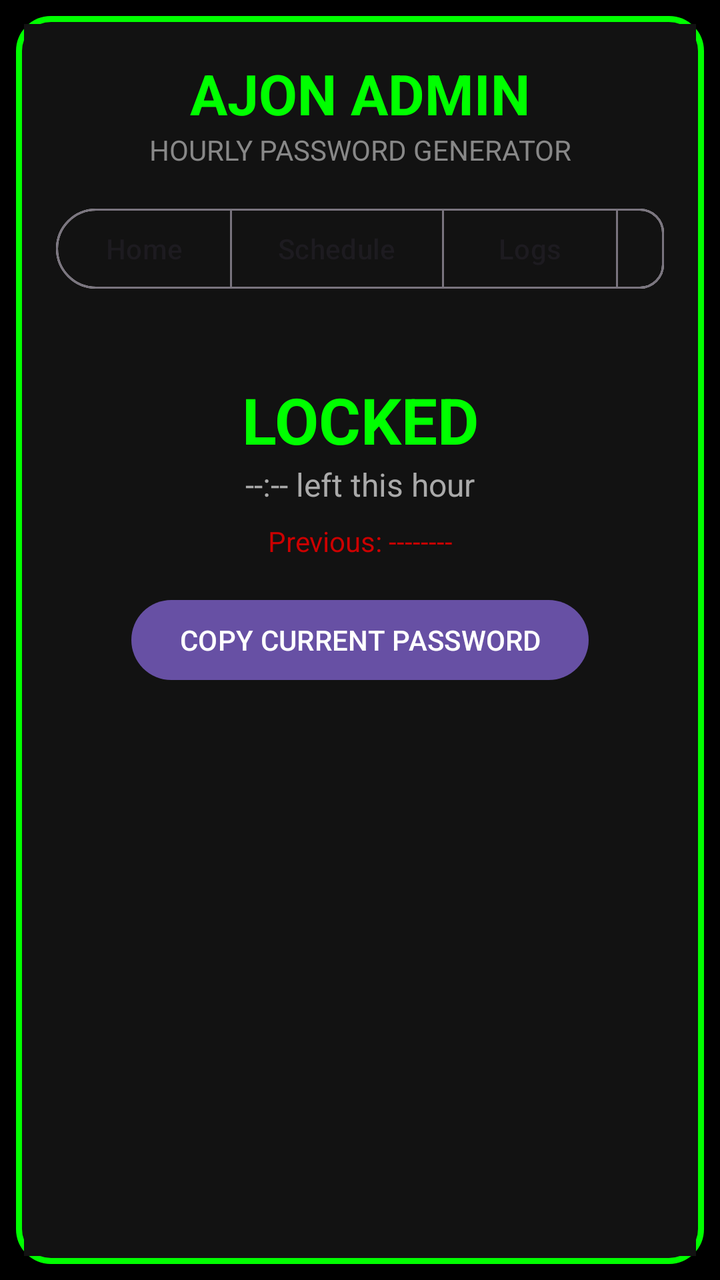
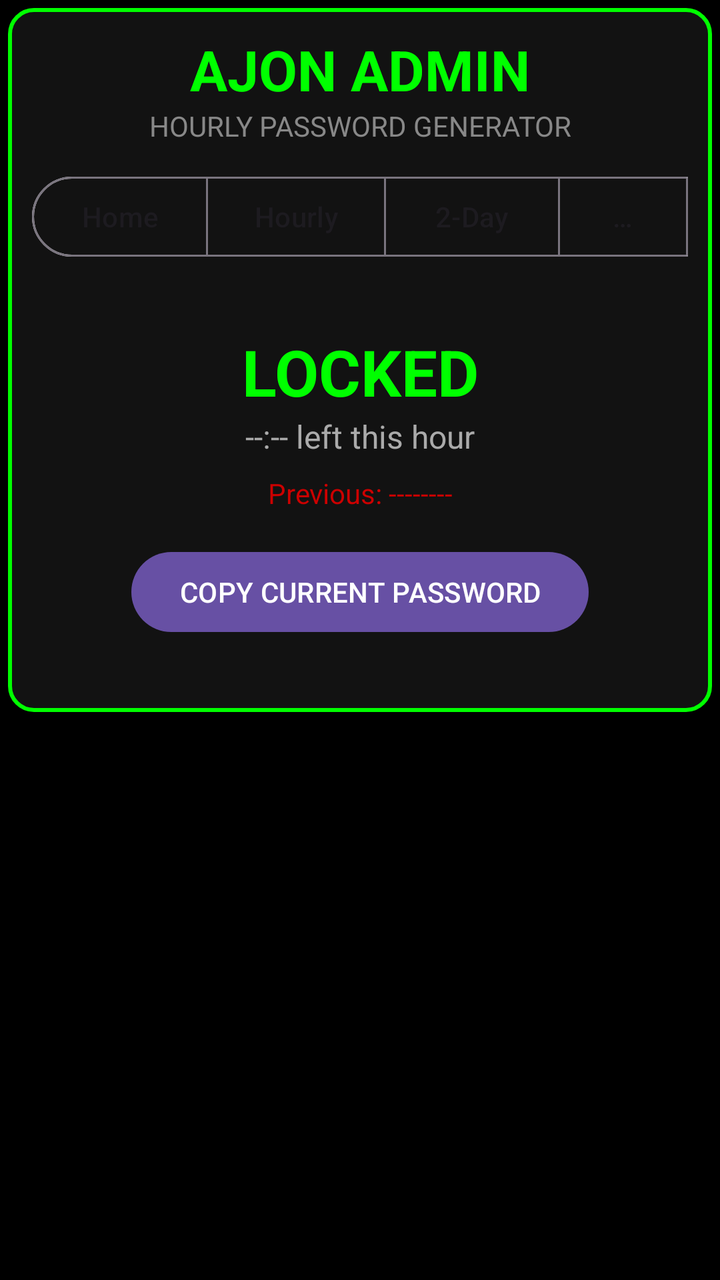

The first picture is an Android layout as it rendered before a commit; the second is the same layout after the commit. The layout source and the unified diff follow.
<!-- AndroidManifest.xml: application theme Theme.Material3.DayNight.NoActionBar -->
<!-- res/layout/activity_main.xml -->
<?xml version="1.0" encoding="utf-8"?>
<FrameLayout xmlns:android="http://schemas.android.com/apk/res/android"
    xmlns:app="http://schemas.android.com/apk/res-auto"
    android:layout_width="match_parent"
    android:layout_height="match_parent"
    android:background="#000000"
    android:padding="8dp">

    <LinearLayout
        android:layout_width="match_parent"
        android:layout_height="match_parent"
        android:background="@drawable/neon_border"
        android:padding="4dp">

        <ScrollView
            android:layout_width="match_parent"
            android:layout_height="match_parent"
            android:background="#121212"
            android:fillViewport="true">

            <LinearLayout
                android:layout_width="match_parent"
                android:layout_height="wrap_content"
                android:orientation="vertical"
                android:padding="16dp">

                
                <TextView
                    android:layout_width="match_parent"
                    android:layout_height="wrap_content"
                    android:text="AJON ADMIN"
                    android:textColor="#00FF00"
                    android:textSize="28sp"
                    android:textStyle="bold"
                    android:gravity="center" />

                <TextView
                    android:layout_width="match_parent"
                    android:layout_height="wrap_content"
                    android:text="HOURLY PASSWORD GENERATOR"
                    android:textColor="#888888"
                    android:textSize="14sp"
                    android:gravity="center"
                    android:layout_marginBottom="16dp" />

                
                <com.google.android.material.button.MaterialButtonToggleGroup
                    android:id="@+id/toggleGroup"
                    android:layout_width="match_parent"
                    android:layout_height="wrap_content"
                    android:layout_marginBottom="16dp"
                    app:singleSelection="true"
                    app:selectionRequired="true">

                    <Button
                        android:id="@+id/btnTabHome"
                        style="?attr/materialButtonOutlinedStyle"
                        android:layout_width="wrap_content"
                        android:layout_height="wrap_content"
                        android:text="Home" />

                    <Button
                        android:id="@+id/btnTabSchedule"
                        style="?attr/materialButtonOutlinedStyle"
                        android:layout_width="wrap_content"
                        android:layout_height="wrap_content"
                        android:text="Schedule" />

                    <Button
                        android:id="@+id/btnTabLogs"
                        style="?attr/materialButtonOutlinedStyle"
                        android:layout_width="wrap_content"
                        android:layout_height="wrap_content"
                        android:text="Logs" />

                    <Button
                        android:id="@+id/btnTabAdmin"
                        style="?attr/materialButtonOutlinedStyle"
                        android:layout_width="wrap_content"
                        android:layout_height="wrap_content"
                        android:text="Admin" />
                </com.google.android.material.button.MaterialButtonToggleGroup>

                
                <LinearLayout
                    android:id="@+id/llHomeContent"
                    android:layout_width="match_parent"
                    android:layout_height="wrap_content"
                    android:orientation="vertical"
                    android:gravity="center">

                    <TextView
                        android:id="@+id/tvCurrentPassword"
                        android:layout_width="match_parent"
                        android:layout_height="wrap_content"
                        android:text="LOCKED"
                        android:textColor="#00FF00"
                        android:textSize="32sp"
                        android:textStyle="bold"
                        android:gravity="center"
                        android:layout_marginTop="24dp"/>

                    <TextView
                        android:id="@+id/tvCountdown"
                        android:layout_width="match_parent"
                        android:layout_height="wrap_content"
                        android:text="--:-- left this hour"
                        android:textColor="#AAAAAA"
                        android:textSize="16sp"
                        android:gravity="center"
                        android:layout_marginBottom="8dp" />

                    <TextView
                        android:id="@+id/tvPastPassword"
                        android:layout_width="match_parent"
                        android:layout_height="wrap_content"
                        android:text="Previous: --------"
                        android:textColor="#CC0000"
                        android:textSize="14sp"
                        android:gravity="center"
                        android:layout_marginBottom="16dp" />

                    <Button
                        android:id="@+id/btnCopyCurrent"
                        android:layout_width="wrap_content"
                        android:layout_height="wrap_content"
                        android:text="COPY CURRENT PASSWORD"
                        android:layout_gravity="center"
                        android:layout_marginBottom="24dp" />
                </LinearLayout>

                
                <LinearLayout
                    android:id="@+id/llScheduleContent"
                    android:layout_width="match_parent"
                    android:layout_height="wrap_content"
                    android:orientation="vertical"
                    android:visibility="gone">

                    <LinearLayout
                        android:id="@+id/llPasswordList"
                        android:layout_width="match_parent"
                        android:layout_height="wrap_content"
                        android:orientation="vertical" />
                </LinearLayout>

                
                <LinearLayout
                    android:id="@+id/llLogsContent"
                    android:layout_width="match_parent"
                    android:layout_height="wrap_content"
                    android:orientation="vertical"
                    android:visibility="gone">

                    <TextView
                        android:id="@+id/tvQueueStatus"
                        android:layout_width="match_parent"
                        android:layout_height="wrap_content"
                        android:text="People in Queue: 0"
                        android:textColor="#FFAA00"
                        android:textSize="18sp"
                        android:textStyle="bold"
                        android:gravity="center"
                        android:padding="8dp"
                        android:background="#33000000"
                        android:layout_marginBottom="4dp" />

                    <TextView
                        android:id="@+id/tvDailyCount"
                        android:layout_width="match_parent"
                        android:layout_height="wrap_content"
                        android:text="Sent Today: 0 / 150"
                        android:textColor="#FFFFFF"
                        android:textSize="16sp"
                        android:textStyle="bold"
                        android:gravity="center"
                        android:padding="8dp"
                        android:background="#33000000"
                        android:layout_marginBottom="16dp" />

                    <TextView
                        android:id="@+id/tvTotalMoney"
                        android:layout_width="match_parent"
                        android:layout_height="wrap_content"
                        android:text="Total Received: UGX 0"
                        android:textColor="#00FF00"
                        android:textSize="20sp"
                        android:textStyle="bold"
                        android:gravity="center"
                        android:layout_marginBottom="16dp" />

                    <LinearLayout
                        android:id="@+id/llTransactionLog"
                        android:layout_width="match_parent"
                        android:layout_height="wrap_content"
                        android:orientation="vertical" />
                </LinearLayout>

                
                <LinearLayout
                    android:id="@+id/llAdminContent"
                    android:layout_width="match_parent"
                    android:layout_height="wrap_content"
                    android:orientation="vertical"
                    android:gravity="center"
                    android:visibility="gone">

                    <TextView
                        android:layout_width="match_parent"
                        android:layout_height="wrap_content"
                        android:text="Admin Panel"
                        android:textColor="#FFFFFF"
                        android:textSize="20sp"
                        android:gravity="center"
                        android:layout_marginBottom="16dp" />

                    <EditText
                        android:id="@+id/etAdminPin"
                        android:layout_width="match_parent"
                        android:layout_height="wrap_content"
                        android:hint="Enter Admin PIN"
                        android:inputType="textPassword"
                        android:textColor="#FFFFFF"
                        android:textColorHint="#888888"
                        android:gravity="center"
                        android:layout_marginBottom="16dp" />

                    <Button
                        android:id="@+id/btnUnlockAdmin"
                        android:layout_width="wrap_content"
                        android:layout_height="wrap_content"
                        android:text="UNLOCK ADMIN" />

                    <TextView
                        android:id="@+id/tvAdminStatus"
                        android:layout_width="match_parent"
                        android:layout_height="wrap_content"
                        android:text="Status: Locked"
                        android:textColor="#FF4444"
                        android:textSize="16sp"
                        android:gravity="center"
                        android:layout_marginTop="16dp" />

                    <Button
                        android:id="@+id/btnStart"
                        android:layout_width="match_parent"
                        android:layout_height="wrap_content"
                        android:text="START 24/7 ACTIVATOR"
                        android:textSize="18sp"
                        android:layout_marginTop="24dp" />
                </LinearLayout>

            </LinearLayout>
        </ScrollView>
    </LinearLayout>
</FrameLayout>
<!-- resources referenced by this layout -->
<resources>
  <!-- drawable neon_border (drawable) -->
  <?xml version="1.0" encoding="utf-8"?>
  <shape xmlns:android="http://schemas.android.com/apk/res/android">
      <stroke android:width="3dp" android:color="#00FF00" />
      <corners android:radius="16dp" />
      <solid android:color="#121212" />
  </shape>
</resources>

<!-- the commit's change to res/layout/activity_main.xml (unified diff, before → after) -->
@@ -1,256 +1,274 @@
 <?xml version="1.0" encoding="utf-8"?>
-<FrameLayout xmlns:android="http://schemas.android.com/apk/res/android"
+<ScrollView xmlns:android="http://schemas.android.com/apk/res/android"
     xmlns:app="http://schemas.android.com/apk/res-auto"
     android:layout_width="match_parent"
     android:layout_height="match_parent"
     android:background="#000000"
-    android:padding="8dp">
+    android:padding="4dp">
 
     <LinearLayout
         android:layout_width="match_parent"
-        android:layout_height="match_parent"
-        android:background="@drawable/neon_border"
-        android:padding="4dp">
-
-        <ScrollView
-            android:layout_width="match_parent"
-            android:layout_height="match_parent"
-            android:background="#121212"
-            android:fillViewport="true">
+        android:layout_height="wrap_content"
+        android:background="@drawable/green_border"
+        android:orientation="vertical"
+        android:padding="12dp">
+
+        <TextView
+            android:layout_width="match_parent"
+            android:layout_height="wrap_content"
+            android:text="AJON ADMIN"
+            android:textColor="#00FF00"
+            android:textSize="28sp"
+            android:textStyle="bold"
+            android:gravity="center" />
+
+        <TextView
+            android:layout_width="match_parent"
+            android:layout_height="wrap_content"
+            android:text="HOURLY PASSWORD GENERATOR"
+            android:textColor="#888888"
+            android:textSize="14sp"
+            android:gravity="center"
+            android:layout_marginBottom="12dp" />
+
+        <com.google.android.material.button.MaterialButtonToggleGroup
+            android:id="@+id/toggleGroup"
+            android:layout_width="match_parent"
+            android:layout_height="wrap_content"
+            android:layout_marginBottom="16dp"
+            app:singleSelection="true"
+            app:selectionRequired="true">
+
+            <Button
+                android:id="@+id/btnTabHome"
+                style="?attr/materialButtonOutlinedStyle"
+                android:layout_width="wrap_content"
+                android:layout_height="wrap_content"
+                android:text="Home" />
+
+            <Button
+                android:id="@+id/btnTabSchedule"
+                style="?attr/materialButtonOutlinedStyle"
+                android:layout_width="wrap_content"
+                android:layout_height="wrap_content"
+                android:text="Hourly" />
+
+            <Button
+                android:id="@+id/btnTabTwoDay"
+                style="?attr/materialButtonOutlinedStyle"
+                android:layout_width="wrap_content"
+                android:layout_height="wrap_content"
+                android:text="2-Day" />
+
+            <Button
+                android:id="@+id/btnTabLogs"
+                style="?attr/materialButtonOutlinedStyle"
+                android:layout_width="wrap_content"
+                android:layout_height="wrap_content"
+                android:text="Logs" />
+
+            <Button
+                android:id="@+id/btnTabAdmin"
+                style="?attr/materialButtonOutlinedStyle"
+                android:layout_width="wrap_content"
+                android:layout_height="wrap_content"
+                android:text="Admin" />
+        </com.google.android.material.button.MaterialButtonToggleGroup>
+
+        <LinearLayout
+            android:id="@+id/llHomeContent"
+            android:layout_width="match_parent"
+            android:layout_height="wrap_content"
+            android:orientation="vertical"
+            android:gravity="center">
+
+            <TextView
+                android:id="@+id/tvCurrentPassword"
+                android:layout_width="match_parent"
+                android:layout_height="wrap_content"
+                android:text="LOCKED"
+                android:textColor="#00FF00"
+                android:textSize="32sp"
+                android:textStyle="bold"
+                android:gravity="center"
+                android:layout_marginTop="16dp"/>
+
+            <TextView
+                android:id="@+id/tvCountdown"
+                android:layout_width="match_parent"
+                android:layout_height="wrap_content"
+                android:text="--:-- left this hour"
+                android:textColor="#AAAAAA"
+                android:textSize="16sp"
+                android:gravity="center"
+                android:layout_marginBottom="8dp" />
+
+            <TextView
+                android:id="@+id/tvPastPassword"
+                android:layout_width="match_parent"
+                android:layout_height="wrap_content"
+                android:text="Previous: --------"
+                android:textColor="#CC0000"
+                android:textSize="14sp"
+                android:gravity="center"
+                android:layout_marginBottom="16dp" />
+
+            <Button
+                android:id="@+id/btnCopyCurrent"
+                android:layout_width="wrap_content"
+                android:layout_height="wrap_content"
+                android:text="COPY CURRENT PASSWORD"
+                android:layout_gravity="center"
+                android:layout_marginBottom="24dp" />
+        </LinearLayout>
+
+        <LinearLayout
+            android:id="@+id/llScheduleContent"
+            android:layout_width="match_parent"
+            android:layout_height="wrap_content"
+            android:orientation="vertical"
+            android:visibility="gone">
 
             <LinearLayout
-                android:layout_width="match_parent"
-                android:layout_height="wrap_content"
-                android:orientation="vertical"
-                android:padding="16dp">
-
-                
-                <TextView
-                    android:layout_width="match_parent"
-                    android:layout_height="wrap_content"
-                    android:text="AJON ADMIN"
-                    android:textColor="#00FF00"
-                    android:textSize="28sp"
-                    android:textStyle="bold"
-                    android:gravity="center" />
-
-                <TextView
-                    android:layout_width="match_parent"
-                    android:layout_height="wrap_content"
-                    android:text="HOURLY PASSWORD GENERATOR"
-                    android:textColor="#888888"
-                    android:textSize="14sp"
-                    android:gravity="center"
-                    android:layout_marginBottom="16dp" />
-
-                
-                <com.google.android.material.button.MaterialButtonToggleGroup
-                    android:id="@+id/toggleGroup"
-                    android:layout_width="match_parent"
-                    android:layout_height="wrap_content"
-                    android:layout_marginBottom="16dp"
-                    app:singleSelection="true"
-                    app:selectionRequired="true">
-
-                    <Button
-                        android:id="@+id/btnTabHome"
-                        style="?attr/materialButtonOutlinedStyle"
-                        android:layout_width="wrap_content"
-                        android:layout_height="wrap_content"
-                        android:text="Home" />
-
-                    <Button
-                        android:id="@+id/btnTabSchedule"
-                        style="?attr/materialButtonOutlinedStyle"
-                        android:layout_width="wrap_content"
-                        android:layout_height="wrap_content"
-                        android:text="Schedule" />
-
-                    <Button
-                        android:id="@+id/btnTabLogs"
-                        style="?attr/materialButtonOutlinedStyle"
-                        android:layout_width="wrap_content"
-                        android:layout_height="wrap_content"
-                        android:text="Logs" />
-
-                    <Button
-                        android:id="@+id/btnTabAdmin"
-                        style="?attr/materialButtonOutlinedStyle"
-                        android:layout_width="wrap_content"
-                        android:layout_height="wrap_content"
-                        android:text="Admin" />
-                </com.google.android.material.button.MaterialButtonToggleGroup>
-
-                
-                <LinearLayout
-                    android:id="@+id/llHomeContent"
-                    android:layout_width="match_parent"
-                    android:layout_height="wrap_content"
-                    android:orientation="vertical"
-                    android:gravity="center">
-
-                    <TextView
-                        android:id="@+id/tvCurrentPassword"
-                        android:layout_width="match_parent"
-                        android:layout_height="wrap_content"
-                        android:text="LOCKED"
-                        android:textColor="#00FF00"
-                        android:textSize="32sp"
-                        android:textStyle="bold"
-                        android:gravity="center"
-                        android:layout_marginTop="24dp"/>
-
-                    <TextView
-                        android:id="@+id/tvCountdown"
-                        android:layout_width="match_parent"
-                        android:layout_height="wrap_content"
-                        android:text="--:-- left this hour"
-                        android:textColor="#AAAAAA"
-                        android:textSize="16sp"
-                        android:gravity="center"
-                        android:layout_marginBottom="8dp" />
-
-                    <TextView
-                        android:id="@+id/tvPastPassword"
-                        android:layout_width="match_parent"
-                        android:layout_height="wrap_content"
-                        android:text="Previous: --------"
-                        android:textColor="#CC0000"
-                        android:textSize="14sp"
-                        android:gravity="center"
-                        android:layout_marginBottom="16dp" />
-
-                    <Button
-                        android:id="@+id/btnCopyCurrent"
-                        android:layout_width="wrap_content"
-                        android:layout_height="wrap_content"
-                        android:text="COPY CURRENT PASSWORD"
-                        android:layout_gravity="center"
-                        android:layout_marginBottom="24dp" />
-                </LinearLayout>
-
-                
-                <LinearLayout
-                    android:id="@+id/llScheduleContent"
-                    android:layout_width="match_parent"
-                    android:layout_height="wrap_content"
-                    android:orientation="vertical"
-                    android:visibility="gone">
-
-                    <LinearLayout
-                        android:id="@+id/llPasswordList"
-                        android:layout_width="match_parent"
-                        android:layout_height="wrap_content"
-                        android:orientation="vertical" />
-                </LinearLayout>
-
-                
-                <LinearLayout
-                    android:id="@+id/llLogsContent"
-                    android:layout_width="match_parent"
-                    android:layout_height="wrap_content"
-                    android:orientation="vertical"
-                    android:visibility="gone">
-
-                    <TextView
-                        android:id="@+id/tvQueueStatus"
-                        android:layout_width="match_parent"
-                        android:layout_height="wrap_content"
-                        android:text="People in Queue: 0"
-                        android:textColor="#FFAA00"
-                        android:textSize="18sp"
-                        android:textStyle="bold"
-                        android:gravity="center"
-                        android:padding="8dp"
-                        android:background="#33000000"
-                        android:layout_marginBottom="4dp" />
-
-                    <TextView
-                        android:id="@+id/tvDailyCount"
-                        android:layout_width="match_parent"
-                        android:layout_height="wrap_content"
-                        android:text="Sent Today: 0 / 150"
-                        android:textColor="#FFFFFF"
-                        android:textSize="16sp"
-                        android:textStyle="bold"
-                        android:gravity="center"
-                        android:padding="8dp"
-                        android:background="#33000000"
-                        android:layout_marginBottom="16dp" />
-
-                    <TextView
-                        android:id="@+id/tvTotalMoney"
-                        android:layout_width="match_parent"
-                        android:layout_height="wrap_content"
-                        android:text="Total Received: UGX 0"
-                        android:textColor="#00FF00"
-                        android:textSize="20sp"
-                        android:textStyle="bold"
-                        android:gravity="center"
-                        android:layout_marginBottom="16dp" />
-
-                    <LinearLayout
-                        android:id="@+id/llTransactionLog"
-                        android:layout_width="match_parent"
-                        android:layout_height="wrap_content"
-                        android:orientation="vertical" />
-                </LinearLayout>
-
-                
-                <LinearLayout
-                    android:id="@+id/llAdminContent"
-                    android:layout_width="match_parent"
-                    android:layout_height="wrap_content"
-                    android:orientation="vertical"
-                    android:gravity="center"
-                    android:visibility="gone">
-
-                    <TextView
-                        android:layout_width="match_parent"
-                        android:layout_height="wrap_content"
-                        android:text="Admin Panel"
-                        android:textColor="#FFFFFF"
-                        android:textSize="20sp"
-                        android:gravity="center"
-                        android:layout_marginBottom="16dp" />
-
-                    <EditText
-                        android:id="@+id/etAdminPin"
-                        android:layout_width="match_parent"
-                        android:layout_height="wrap_content"
-                        android:hint="Enter Admin PIN"
-                        android:inputType="textPassword"
-                        android:textColor="#FFFFFF"
-                        android:textColorHint="#888888"
-                        android:gravity="center"
-                        android:layout_marginBottom="16dp" />
-
-                    <Button
-                        android:id="@+id/btnUnlockAdmin"
-                        android:layout_width="wrap_content"
-                        android:layout_height="wrap_content"
-                        android:text="UNLOCK ADMIN" />
-
-                    <TextView
-                        android:id="@+id/tvAdminStatus"
-                        android:layout_width="match_parent"
-                        android:layout_height="wrap_content"
-                        android:text="Status: Locked"
-                        android:textColor="#FF4444"
-                        android:textSize="16sp"
-                        android:gravity="center"
-                        android:layout_marginTop="16dp" />
-
-                    <Button
-                        android:id="@+id/btnStart"
-                        android:layout_width="match_parent"
-                        android:layout_height="wrap_content"
-                        android:text="START 24/7 ACTIVATOR"
-                        android:textSize="18sp"
-                        android:layout_marginTop="24dp" />
-                </LinearLayout>
-
-            </LinearLayout>
-        </ScrollView>
+                android:id="@+id/llPasswordList"
+                android:layout_width="match_parent"
+                android:layout_height="wrap_content"
+                android:orientation="vertical" />
+        </LinearLayout>
+
+        <LinearLayout
+            android:id="@+id/llTwoDayContent"
+            android:layout_width="match_parent"
+            android:layout_height="wrap_content"
+            android:orientation="vertical"
+            android:visibility="gone">
+
+            <TextView
+                android:layout_width="match_parent"
+                android:layout_height="wrap_content"
+                android:text="2-DAY PASSWORD SCHEDULE (UGX 2500)"
+                android:textColor="#00FF00"
+                android:textSize="14sp"
+                android:gravity="center"
+                android:layout_marginBottom="8dp" />
+
+            <LinearLayout
+                android:id="@+id/llTwoDayList"
+                android:layout_width="match_parent"
+                android:layout_height="wrap_content"
+                android:orientation="vertical" />
+        </LinearLayout>
+
+        <LinearLayout
+            android:id="@+id/llLogsContent"
+            android:layout_width="match_parent"
+            android:layout_height="wrap_content"
+            android:orientation="vertical"
+            android:visibility="gone">
+
+            <TextView
+                android:id="@+id/tvQueueStatus"
+                android:layout_width="match_parent"
+                android:layout_height="wrap_content"
+                android:text="People in Queue: 0"
+                android:textColor="#FFAA00"
+                android:textSize="18sp"
+                android:textStyle="bold"
+                android:gravity="center"
+                android:padding="8dp"
+                android:background="#33000000"
+                android:layout_marginBottom="4dp" />
+
+            <TextView
+                android:id="@+id/tvDailyCount"
+                android:layout_width="match_parent"
+                android:layout_height="wrap_content"
+                android:text="Sent Today: 0 / 150"
+                android:textColor="#FFFFFF"
+                android:textSize="16sp"
+                android:textStyle="bold"
+                android:gravity="center"
+                android:padding="8dp"
+                android:background="#33000000"
+                android:layout_marginBottom="16dp" />
+
+            <TextView
+                android:id="@+id/tvTotalMoney"
+                android:layout_width="match_parent"
+                android:layout_height="wrap_content"
+                android:text="Total Received: UGX 0"
+                android:textColor="#00FF00"
+                android:textSize="20sp"
+                android:textStyle="bold"
+                android:gravity="center"
+                android:layout_marginBottom="16dp" />
+
+            <LinearLayout
+                android:id="@+id/llTransactionLog"
+                android:layout_width="match_parent"
+                android:layout_height="wrap_content"
+                android:orientation="vertical" />
+        </LinearLayout>
+
+        <LinearLayout
+            android:id="@+id/llAdminContent"
+            android:layout_width="match_parent"
+            android:layout_height="wrap_content"
+            android:orientation="vertical"
+            android:gravity="center"
+            android:visibility="gone">
+
+            <TextView
+                android:layout_width="match_parent"
+                android:layout_height="wrap_content"
+                android:text="Admin Panel"
+                android:textColor="#FFFFFF"
+                android:textSize="20sp"
+                android:gravity="center"
+                android:layout_marginBottom="16dp" />
+
+            <EditText
+                android:id="@+id/etAdminPin"
+                android:layout_width="match_parent"
+                android:layout_height="wrap_content"
+                android:hint="Enter Admin PIN"
+                android:inputType="textPassword"
+                android:textColor="#FFFFFF"
+                android:textColorHint="#888888"
+                android:gravity="center"
+                android:layout_marginBottom="16dp" />
+
+            <Button
+                android:id="@+id/btnUnlockAdmin"
+                android:layout_width="wrap_content"
+                android:layout_height="wrap_content"
+                android:text="UNLOCK ADMIN" />
+
+            <TextView
+                android:id="@+id/tvAdminStatus"
+                android:layout_width="match_parent"
+                android:layout_height="wrap_content"
+                android:text="Status: Locked"
+                android:textColor="#FF4444"
+                android:textSize="16sp"
+                android:gravity="center"
+                android:layout_marginTop="16dp" />
+
+            <Button
+                android:id="@+id/btnStart"
+                android:layout_width="match_parent"
+                android:layout_height="wrap_content"
+                android:text="START 24/7 ACTIVATOR"
+                android:textSize="18sp"
+                android:layout_marginTop="16dp" />
+
+            <Button
+                android:id="@+id/btnAbout"
+                android:layout_width="wrap_content"
+                android:layout_height="wrap_content"
+                android:text="ABOUT / CREDITS"
+                android:layout_marginTop="16dp" />
+        </LinearLayout>
+
     </LinearLayout>
-</FrameLayout>
+</ScrollView>
<!-- resource entries referenced after the edit -->
@@ -1,10 +1,10 @@
 <!-- resources referenced by this layout -->
 <resources>
-  <!-- drawable neon_border (drawable) -->
+  <!-- drawable green_border (drawable) -->
   <?xml version="1.0" encoding="utf-8"?>
   <shape xmlns:android="http://schemas.android.com/apk/res/android">
-      <stroke android:width="3dp" android:color="#00FF00" />
-      <corners android:radius="16dp" />
+      <stroke android:width="2dp" android:color="#00FF00" />
+      <corners android:radius="12dp" />
       <solid android:color="#121212" />
   </shape>
 </resources>
